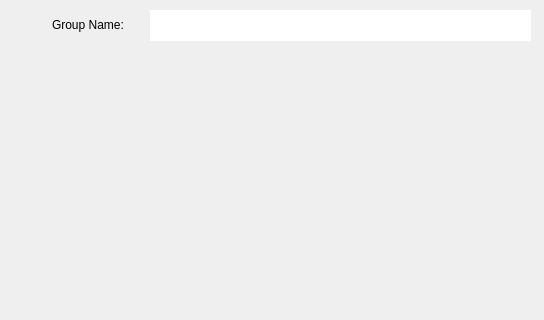
borhanem/Messenger_Void_13, file privatechat.ui: the form before one commit; both pictures show x 0 to 544 and y 0 to 320 of the 544 by 530 pixel window.
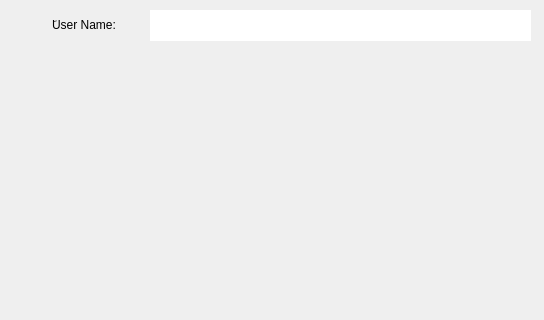
The form after the commit.

Commit message: PrivateChat loaded from File

```diff
--- a/privatechat.ui
+++ b/privatechat.ui
@@ -115,7 +115,7 @@
     </rect>
    </property>
    <property name="text">
-    <string>Group Name:</string>
+    <string>َUser Name:</string>
    </property>
   </widget>
   <widget class="QTextBrowser" name="groupname_led">
```
The commit also changes 2 other files.
